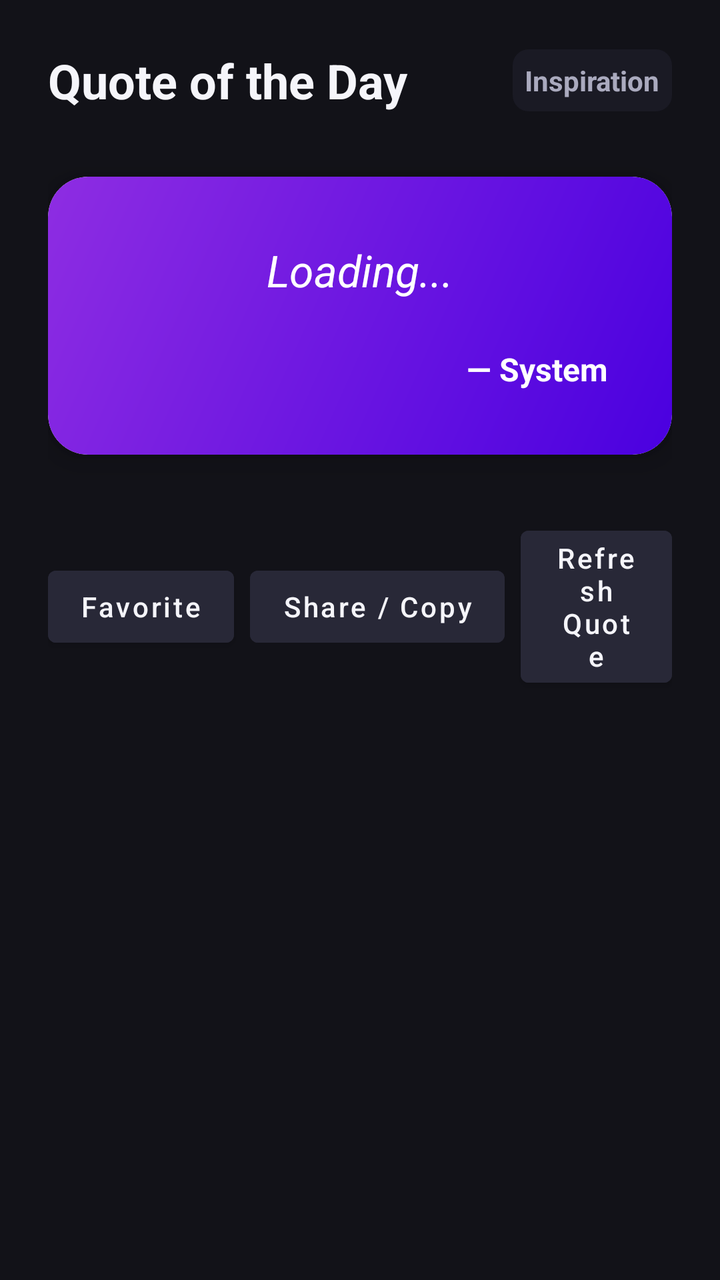
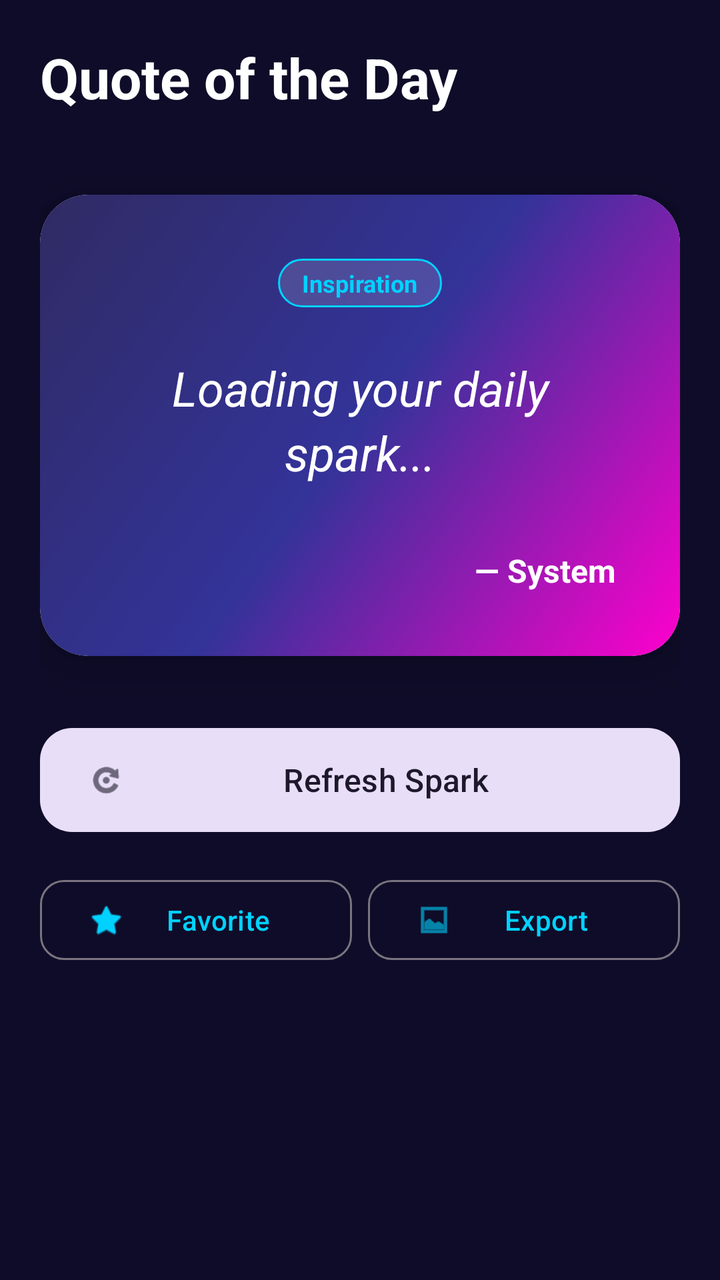

Two renders of the same Android screen: before a commit and after it. Below are the layout's source before the change and the commit's diff.
<!-- AndroidManifest.xml: application theme Theme.QuoteApp -->
<!-- res/layout/fragment_dashboard.xml -->
<?xml version="1.0" encoding="utf-8"?>
<androidx.constraintlayout.widget.ConstraintLayout xmlns:android="http://schemas.android.com/apk/res/android"
    xmlns:app="http://schemas.android.com/apk/res-auto"
    xmlns:tools="http://schemas.android.com/tools"
    android:layout_width="match_parent"
    android:layout_height="match_parent"
    android:background="?android:attr/colorBackground"
    android:padding="24dp">

    <TextView
        android:id="@+id/text_dashboard_title"
        android:layout_width="wrap_content"
        android:layout_height="wrap_content"
        android:text="@string/quote_of_the_day"
        android:textColor="?attr/colorOnBackground"
        android:textSize="24sp"
        android:textStyle="bold"
        app:layout_constraintStart_toStartOf="parent"
        app:layout_constraintTop_toTopOf="parent" />

    <TextView
        android:id="@+id/text_category"
        android:layout_width="wrap_content"
        android:layout_height="wrap_content"
        android:text="Inspiration"
        android:textColor="@color/color_text_muted"
        android:textSize="14sp"
        android:textStyle="bold"
        android:padding="6dp"
        android:background="@drawable/bg_category"
        app:layout_constraintEnd_toEndOf="parent"
        app:layout_constraintTop_toTopOf="@id/text_dashboard_title"
        app:layout_constraintBottom_toBottomOf="@id/text_dashboard_title" />

    <androidx.cardview.widget.CardView
        android:id="@+id/card_quote"
        android:layout_width="0dp"
        android:layout_height="wrap_content"
        android:layout_marginTop="32dp"
        app:cardCornerRadius="20dp"
        app:cardElevation="8dp"
        app:layout_constraintEnd_toEndOf="parent"
        app:layout_constraintStart_toStartOf="parent"
        app:layout_constraintTop_toBottomOf="@id/text_dashboard_title">

        <LinearLayout
            android:id="@+id/quote_gradient_bg"
            android:layout_width="match_parent"
            android:layout_height="wrap_content"
            android:background="@drawable/bg_gradient_card"
            android:orientation="vertical"
            android:padding="32dp">

            <TextView
                android:id="@+id/text_quote"
                android:layout_width="match_parent"
                android:layout_height="wrap_content"
                android:gravity="center"
                android:text="Loading..."
                android:textColor="@android:color/white"
                android:textSize="22sp"
                android:textStyle="italic" />

            <TextView
                android:id="@+id/text_author"
                android:layout_width="match_parent"
                android:layout_height="wrap_content"
                android:layout_marginTop="24dp"
                android:gravity="end"
                android:text="— System"
                android:textColor="@android:color/white"
                android:textSize="16sp"
                android:textStyle="bold" />
        </LinearLayout>
    </androidx.cardview.widget.CardView>

    <LinearLayout
        android:layout_width="match_parent"
        android:layout_height="wrap_content"
        android:layout_marginTop="32dp"
        android:gravity="center"
        android:orientation="horizontal"
        app:layout_constraintEnd_toEndOf="parent"
        app:layout_constraintStart_toStartOf="parent"
        app:layout_constraintTop_toBottomOf="@id/card_quote">

        <Button
            android:id="@+id/btn_favorite"
            android:layout_width="wrap_content"
            android:layout_height="wrap_content"
            android:layout_marginEnd="8dp"
            android:backgroundTint="@color/color_button_bg"
            android:text="@string/favorite"
            android:textAllCaps="false"
            android:textColor="?attr/colorOnBackground" />

        <Button
            android:id="@+id/btn_share"
            android:layout_width="wrap_content"
            android:layout_height="wrap_content"
            android:layout_marginEnd="8dp"
            android:backgroundTint="@color/color_button_bg"
            android:text="@string/share"
            android:textAllCaps="false"
            android:textColor="?attr/colorOnBackground" />

        <Button
            android:id="@+id/btn_refresh"
            android:layout_width="wrap_content"
            android:layout_height="wrap_content"
            android:backgroundTint="@color/color_button_bg"
            android:text="@string/refresh"
            android:textAllCaps="false"
            android:textColor="?attr/colorOnBackground" />
    </LinearLayout>

</androidx.constraintlayout.widget.ConstraintLayout>
<!-- resources referenced by this layout -->
<resources>
  <color name="color_button_bg">#282837</color>
  <color name="color_text_muted">#AAAABE</color>
  <!-- drawable bg_category (drawable) -->
  <?xml version="1.0" encoding="utf-8"?>
  <shape xmlns:android="http://schemas.android.com/apk/res/android"
      android:shape="rectangle">
      <solid android:color="@color/color_sidebar" />
      <corners android:radius="8dp" />
  </shape>
  <!-- drawable bg_gradient_card (drawable) -->
  <?xml version="1.0" encoding="utf-8"?>
  <shape xmlns:android="http://schemas.android.com/apk/res/android"
      android:shape="rectangle">
      <gradient
          android:angle="135"
          android:endColor="@color/color_card_end"
          android:startColor="@color/color_card_start"
          android:type="linear" />
      <corners android:radius="20dp" />
  </shape>
  <string name="favorite">Favorite</string>
  <string name="quote_of_the_day">Quote of the Day</string>
  <string name="refresh">Refresh Quote</string>
  <string name="share">Share / Copy</string>
  <style name="Theme.QuoteApp" parent="Theme.MaterialComponents.DayNight.NoActionBar">
          
          <item name="colorPrimary">@color/color_card_start</item>
          <item name="colorPrimaryVariant">@color/color_card_end</item>
          <item name="colorOnPrimary">@color/color_text_primary</item>
          
          <item name="colorSecondary">@color/color_accent</item>
          <item name="colorSecondaryVariant">@color/color_accent</item>
          <item name="colorOnSecondary">@color/color_text_primary</item>
          
          <item name="android:statusBarColor" tools:targetApi="l">?attr/colorPrimaryVariant</item>
          
          <item name="android:colorBackground">@color/color_bg</item>
          <item name="colorSurface">@color/color_sidebar</item>
          <item name="colorOnBackground">@color/color_text_primary</item>
          <item name="colorOnSurface">@color/color_text_primary</item>
      </style>
  <color name="color_sidebar">#1A1A24</color>
  <color name="color_card_end">#8E2DE2</color>
  <color name="color_card_start">#4A00E0</color>
  <color name="color_text_primary">#F5F5FA</color>
  <color name="color_accent">#FF4B4B</color>
  <color name="color_bg">#121218</color>
</resources>

<!-- the commit's change to res/layout/fragment_dashboard.xml (unified diff, before → after) -->
@@ -4,47 +4,51 @@
     xmlns:tools="http://schemas.android.com/tools"
     android:layout_width="match_parent"
     android:layout_height="match_parent"
-    android:background="?android:attr/colorBackground"
-    android:padding="24dp">
+    android:background="@color/color_bg"
+    android:padding="20dp">
 
     <TextView
         android:id="@+id/text_dashboard_title"
         android:layout_width="wrap_content"
         android:layout_height="wrap_content"
         android:text="@string/quote_of_the_day"
-        android:textColor="?attr/colorOnBackground"
-        android:textSize="24sp"
+        android:textColor="@color/color_text_primary"
+        android:textSize="28sp"
         android:textStyle="bold"
         app:layout_constraintStart_toStartOf="parent"
         app:layout_constraintTop_toTopOf="parent" />
 
-    <TextView
-        android:id="@+id/text_category"
-        android:layout_width="wrap_content"
+    <HorizontalScrollView
+        android:id="@+id/scroll_categories"
+        android:layout_width="match_parent"
         android:layout_height="wrap_content"
-        android:text="Inspiration"
-        android:textColor="@color/color_text_muted"
-        android:textSize="14sp"
-        android:textStyle="bold"
-        android:padding="6dp"
-        android:background="@drawable/bg_category"
-        app:layout_constraintEnd_toEndOf="parent"
-        app:layout_constraintTop_toTopOf="@id/text_dashboard_title"
-        app:layout_constraintBottom_toBottomOf="@id/text_dashboard_title" />
+        android:layout_marginTop="16dp"
+        android:scrollbars="none"
+        app:layout_constraintTop_toBottomOf="@id/text_dashboard_title">
+
+        <com.google.android.material.chip.ChipGroup
+            android:id="@+id/chip_group_categories"
+            android:layout_width="wrap_content"
+            android:layout_height="wrap_content"
+            app:singleLine="true"
+            app:singleSelection="true">
+            
+        </com.google.android.material.chip.ChipGroup>
+    </HorizontalScrollView>
 
     <androidx.cardview.widget.CardView
         android:id="@+id/card_quote"
         android:layout_width="0dp"
         android:layout_height="wrap_content"
-        android:layout_marginTop="32dp"
-        app:cardCornerRadius="20dp"
-        app:cardElevation="8dp"
+        android:layout_marginTop="24dp"
+        app:cardCornerRadius="24dp"
+        app:cardElevation="12dp"
         app:layout_constraintEnd_toEndOf="parent"
         app:layout_constraintStart_toStartOf="parent"
-        app:layout_constraintTop_toBottomOf="@id/text_dashboard_title">
+        app:layout_constraintTop_toBottomOf="@id/scroll_categories">
 
         <LinearLayout
-            android:id="@+id/quote_gradient_bg"
+            android:id="@+id/quote_container"
             android:layout_width="match_parent"
             android:layout_height="wrap_content"
             android:background="@drawable/bg_gradient_card"
@@ -52,20 +56,35 @@
             android:padding="32dp">
 
             <TextView
+                android:id="@+id/text_category"
+                android:layout_width="wrap_content"
+                android:layout_height="wrap_content"
+                android:layout_gravity="center"
+                android:background="@drawable/bg_category"
+                android:paddingHorizontal="12dp"
+                android:paddingVertical="4dp"
+                android:text="Inspiration"
+                android:textColor="@color/color_accent"
+                android:textSize="12sp"
+                android:textStyle="bold" />
+
+            <TextView
                 android:id="@+id/text_quote"
                 android:layout_width="match_parent"
                 android:layout_height="wrap_content"
+                android:layout_marginTop="24dp"
                 android:gravity="center"
-                android:text="Loading..."
+                android:lineSpacingExtra="4dp"
+                android:text="Loading your daily spark..."
                 android:textColor="@android:color/white"
-                android:textSize="22sp"
+                android:textSize="24sp"
                 android:textStyle="italic" />
 
             <TextView
                 android:id="@+id/text_author"
                 android:layout_width="match_parent"
                 android:layout_height="wrap_content"
-                android:layout_marginTop="24dp"
+                android:layout_marginTop="32dp"
                 android:gravity="end"
                 android:text="— System"
                 android:textColor="@android:color/white"
@@ -74,44 +93,47 @@
         </LinearLayout>
     </androidx.cardview.widget.CardView>
 
+    <com.google.android.material.button.MaterialButton
+        android:id="@+id/btn_refresh"
+        style="@style/Widget.Material3.Button.TonalButton"
+        android:layout_width="0dp"
+        android:layout_height="60dp"
+        android:layout_marginTop="32dp"
+        android:text="Refresh Spark"
+        android:textSize="16sp"
+        app:cornerRadius="16dp"
+        app:icon="@android:drawable/ic_menu_rotate"
+        app:layout_constraintEnd_toEndOf="parent"
+        app:layout_constraintStart_toStartOf="parent"
+        app:layout_constraintTop_toBottomOf="@id/card_quote" />
+
     <LinearLayout
         android:layout_width="match_parent"
         android:layout_height="wrap_content"
-        android:layout_marginTop="32dp"
-        android:gravity="center"
+        android:layout_marginTop="16dp"
         android:orientation="horizontal"
-        app:layout_constraintEnd_toEndOf="parent"
-        app:layout_constraintStart_toStartOf="parent"
-        app:layout_constraintTop_toBottomOf="@id/card_quote">
+        app:layout_constraintTop_toBottomOf="@id/btn_refresh">
 
-        <Button
+        <com.google.android.material.button.MaterialButton
             android:id="@+id/btn_favorite"
-            android:layout_width="wrap_content"
+            style="@style/Widget.Material3.Button.OutlinedButton"
+            android:layout_width="0dp"
             android:layout_height="wrap_content"
             android:layout_marginEnd="8dp"
-            android:backgroundTint="@color/color_button_bg"
-            android:text="@string/favorite"
-            android:textAllCaps="false"
-            android:textColor="?attr/colorOnBackground" />
+            android:layout_weight="1"
+            android:text="Favorite"
+            app:cornerRadius="12dp"
+            app:icon="@android:drawable/btn_star" />
 
-        <Button
-            android:id="@+id/btn_share"
-            android:layout_width="wrap_content"
+        <com.google.android.material.button.MaterialButton
+            android:id="@+id/btn_export"
+            style="@style/Widget.Material3.Button.OutlinedButton"
+            android:layout_width="0dp"
             android:layout_height="wrap_content"
-            android:layout_marginEnd="8dp"
-            android:backgroundTint="@color/color_button_bg"
-            android:text="@string/share"
-            android:textAllCaps="false"
-            android:textColor="?attr/colorOnBackground" />
-
-        <Button
-            android:id="@+id/btn_refresh"
-            android:layout_width="wrap_content"
-            android:layout_height="wrap_content"
-            android:backgroundTint="@color/color_button_bg"
-            android:text="@string/refresh"
-            android:textAllCaps="false"
-            android:textColor="?attr/colorOnBackground" />
+            android:layout_weight="1"
+            android:text="Export"
+            app:cornerRadius="12dp"
+            app:icon="@android:drawable/ic_menu_gallery" />
     </LinearLayout>
 
 </androidx.constraintlayout.widget.ConstraintLayout>
<!-- resource entries referenced after the edit -->
@@ -1,13 +1,12 @@
 <!-- resources referenced by this layout -->
 <resources>
-  <color name="color_button_bg">#282837</color>
-  <color name="color_text_muted">#AAAABE</color>
   <!-- drawable bg_category (drawable) -->
   <?xml version="1.0" encoding="utf-8"?>
   <shape xmlns:android="http://schemas.android.com/apk/res/android"
       android:shape="rectangle">
-      <solid android:color="@color/color_sidebar" />
-      <corners android:radius="8dp" />
+      <solid android:color="@color/white_translucent" />
+      <corners android:radius="12dp" />
+      <stroke android:width="1dp" android:color="@color/color_accent" />
   </shape>
   <!-- drawable bg_gradient_card (drawable) -->
   <?xml version="1.0" encoding="utf-8"?>
@@ -15,37 +14,38 @@
       android:shape="rectangle">
       <gradient
           android:angle="135"
-          android:endColor="@color/color_card_end"
-          android:startColor="@color/color_card_start"
+          android:startColor="@color/grad_start"
+          android:centerColor="@color/grad_mid"
+          android:endColor="@color/grad_end"
           android:type="linear" />
-      <corners android:radius="20dp" />
+      <corners android:radius="24dp" />
   </shape>
-  <string name="favorite">Favorite</string>
   <string name="quote_of_the_day">Quote of the Day</string>
-  <string name="refresh">Refresh Quote</string>
-  <string name="share">Share / Copy</string>
-  <style name="Theme.QuoteApp" parent="Theme.MaterialComponents.DayNight.NoActionBar">
+  <style name="Theme.QuoteApp" parent="Theme.Material3.DayNight.NoActionBar">
           
-          <item name="colorPrimary">@color/color_card_start</item>
-          <item name="colorPrimaryVariant">@color/color_card_end</item>
-          <item name="colorOnPrimary">@color/color_text_primary</item>
+          <item name="colorPrimary">@color/color_accent</item>
+          <item name="colorOnPrimary">@color/color_bg</item>
+  
           
-          <item name="colorSecondary">@color/color_accent</item>
-          <item name="colorSecondaryVariant">@color/color_accent</item>
+          <item name="colorSecondary">@color/grad_start</item>
           <item name="colorOnSecondary">@color/color_text_primary</item>
+  
           
-          <item name="android:statusBarColor" tools:targetApi="l">?attr/colorPrimaryVariant</item>
+          <item name="android:statusBarColor">@color/color_bg</item>
+  
           
           <item name="android:colorBackground">@color/color_bg</item>
-          <item name="colorSurface">@color/color_sidebar</item>
+          <item name="colorSurface">@color/color_surface</item>
           <item name="colorOnBackground">@color/color_text_primary</item>
           <item name="colorOnSurface">@color/color_text_primary</item>
       </style>
-  <color name="color_sidebar">#1A1A24</color>
-  <color name="color_card_end">#8E2DE2</color>
-  <color name="color_card_start">#4A00E0</color>
-  <color name="color_text_primary">#F5F5FA</color>
-  <color name="color_accent">#FF4B4B</color>
-  <color name="color_bg">#121218</color>
+  <color name="white_translucent">#22FFFFFF</color>
+  <color name="grad_start">#FF00CC</color>
+  <color name="grad_mid">#333399</color>
+  <color name="grad_end">#302B63</color>
+  <color name="color_surface">#1A1A2E</color>
+  <color name="color_text_primary">#FFFFFF</color>
+  <color name="color_accent">#00D2FF</color>
+  <color name="color_bg">#0F0C29</color>
 </resources>
 
